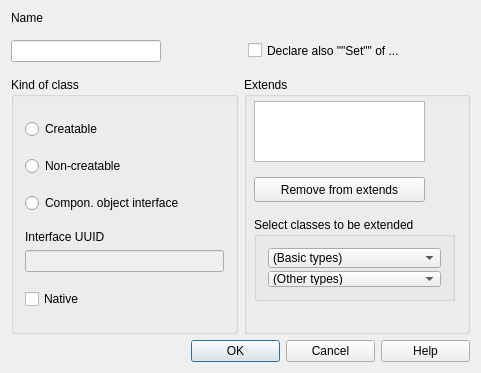
Qt form lavape/src/LavaPE_UI/idd_interfacebox.ui (berkus/lavape) before a commit.
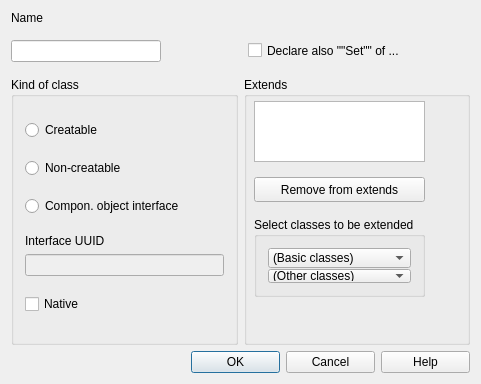
The same form after that commit.

Patch:
```diff
--- a/lavape/src/LavaPE_UI/idd_interfacebox.ui
+++ b/lavape/src/LavaPE_UI/idd_interfacebox.ui
@@ -6,7 +6,7 @@
     <x>0</x>
     <y>0</y>
     <width>481</width>
-    <height>373</height>
+    <height>384</height>
    </rect>
   </property>
   <property name="sizePolicy" >
@@ -258,8 +258,8 @@
          <rect>
           <x>10</x>
           <y>140</y>
-          <width>201</width>
-          <height>84</height>
+          <width>171</width>
+          <height>80</height>
          </rect>
         </property>
         <property name="sizePolicy" >
@@ -275,21 +275,6 @@
          <string>Select classes to be extended</string>
         </property>
         <layout class="QVBoxLayout" >
-         <property name="spacing" >
-          <number>6</number>
-         </property>
-         <property name="leftMargin" >
-          <number>11</number>
-         </property>
-         <property name="topMargin" >
-          <number>11</number>
-         </property>
-         <property name="rightMargin" >
-          <number>11</number>
-         </property>
-         <property name="bottomMargin" >
-          <number>11</number>
-         </property>
          <item>
           <widget class="QComboBox" name="BasicTypes" >
            <property name="sizePolicy" >
@@ -306,7 +291,7 @@
            </property>
            <item>
             <property name="text" >
-             <string>(Basic types)</string>
+             <string>(Basic classes)</string>
             </property>
            </item>
           </widget>
@@ -321,7 +306,7 @@
            </property>
            <item>
             <property name="text" >
-             <string>(Other types)</string>
+             <string>(Other classes)</string>
             </property>
            </item>
           </widget>
```
